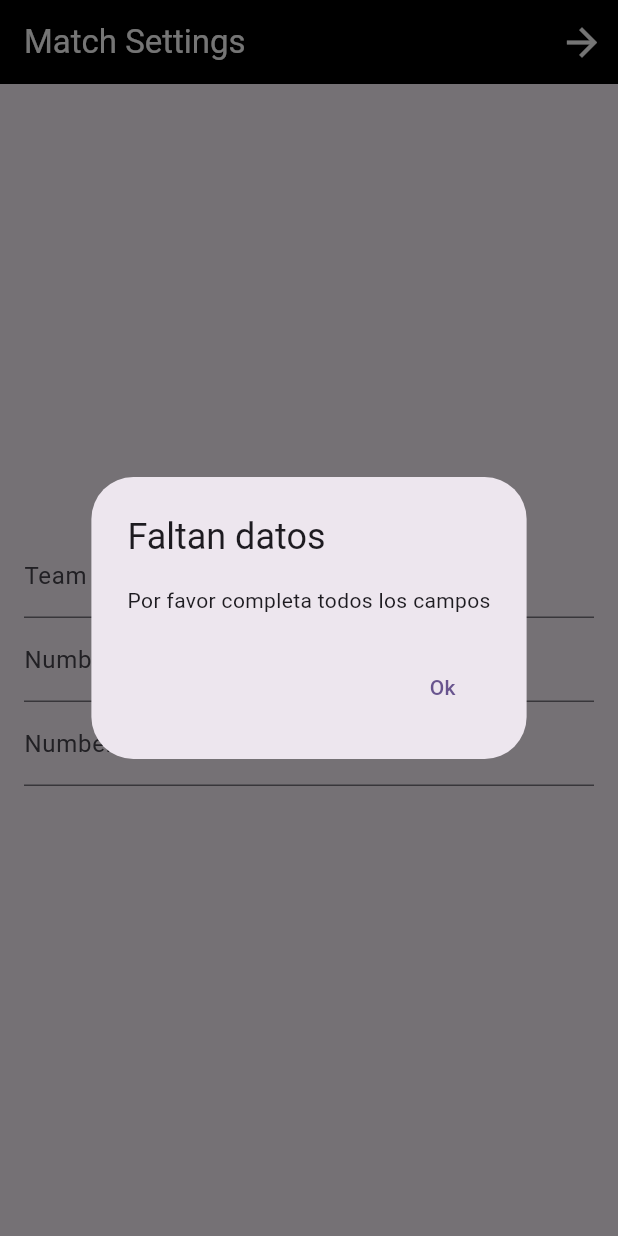
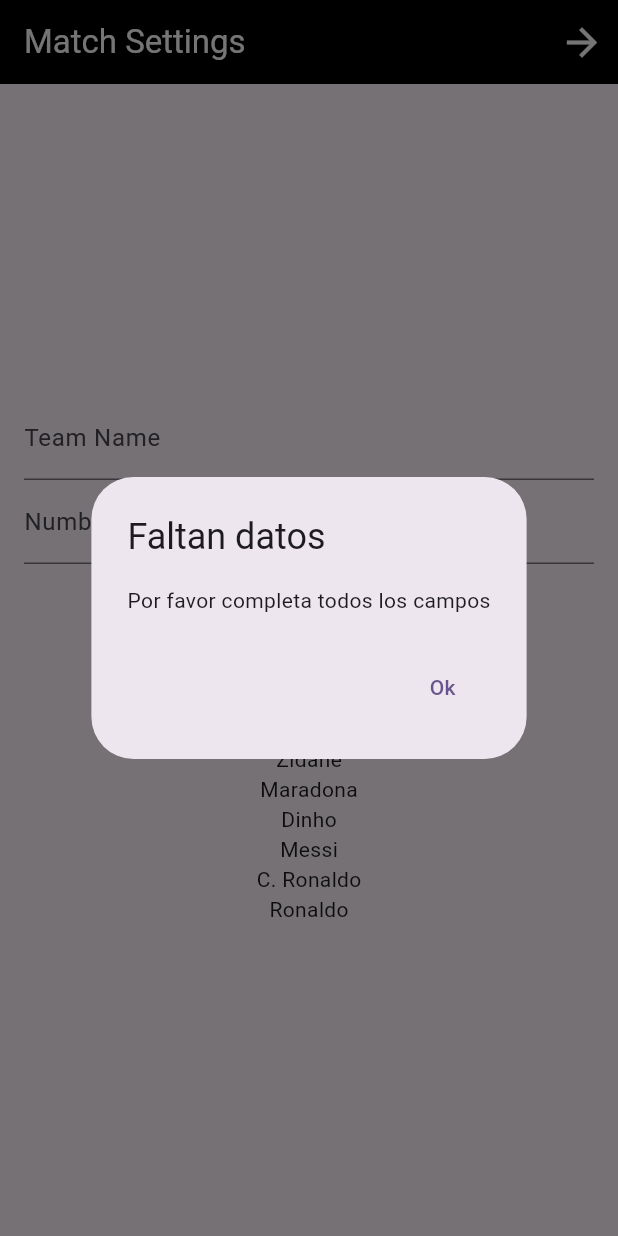
Before and after one commit to danieltelo95/soccer_fields, a Flutter app: the screen it shows after launch, after a tap on the "arrow forward" icon, on a phone screen of 412 x 824 dp. Run offline on Flutter 3.47's test engine with Material 3 defaults, Android fonts, the phone set to English and light mode, and no system bars.

Commit message:
list of players

```diff
--- a/app/lib/match_settings.dart
+++ b/app/lib/match_settings.dart
@@ -9,10 +9,22 @@ class MatchSettings extends StatefulWidget {
 }
 
 class _MatchSettingsState extends State<MatchSettings> {
-  final Map<String, TextEditingController> controllers = {
+  final Map<String, dynamic> controllers = {
     "Team A Name": TextEditingController(),
-    "Number field players": TextEditingController(),
-    "Number bench players": TextEditingController(),
+    "Number of players": TextEditingController(),
+    "Atendees": [
+      'Kahn',
+      'Cafu',
+      'Puyol',
+      'Ramos',
+      'Zanetti',
+      'Zidane',
+      'Maradona',
+      'Dinho',
+      'Messi',
+      'C. Ronaldo',
+      'Ronaldo',
+    ]
   };
 
   @override
@@ -34,8 +46,7 @@ class _MatchSettingsState extends State<MatchSettings> {
                     builder: (BuildContext context) {
                       return AlertDialog(
                         title: const Text("Faltan datos"),
-                      content:
-                          const Text("Por favor completa todos los campos"),
+                        content: const Text("Por favor completa todos los campos"),
                         actions: <Widget>[
                           TextButton(
                               child: const Text("Ok"),
@@ -47,19 +58,36 @@ class _MatchSettingsState extends State<MatchSettings> {
                     },
                   );
                 } else {
+                  if (controllers["Number of players"]!.text.isEmpty ||
+                      int.parse(controllers["Number of players"]!.text) < 12 ||
+                      int.parse(controllers["Number of players"]!.text) > 40) {
+                    showDialog(
+                      context: context,
+                      builder: (BuildContext context) {
+                        return AlertDialog(
+                          title: const Text("Número de jugadores incorrecto"),
+                          content: const Text("El número de jugadores debe estar entre 6 y 40"),
+                          actions: <Widget>[
+                            TextButton(
+                              child: const Text("Ok"),
+                              onPressed: () {
+                                Navigator.of(context).pop();
+                              },
+                            )
+                          ],
+                        );
+                      },
+                    );
+                  } else {
                     try {
                       Map<String, dynamic> matchSettings = {
                         "teamName": controllers["Team A Name"]!.text,
-                    "nPlayersField":
-                        int.parse(controllers["Number field players"]!.text),
-                    "nPlayersBench":
-                        int.parse(controllers["Number bench players"]!.text),
+                        "Atendees": controllers["Atendees"],
+                        "nPlayers": int.parse(controllers["Number of players"]!.text),
                       };
                       Navigator.push(
                         context,
-                    MaterialPageRoute(
-                        builder: (context) =>
-                            TacticsPanel(matchSettings: matchSettings)),
+                        MaterialPageRoute(builder: (context) => TacticsPanel(matchSettings: matchSettings)),
                       );
                     } catch (e) {
                       showDialog(
@@ -80,8 +108,9 @@ class _MatchSettingsState extends State<MatchSettings> {
                       );
                     }
                   }
-            },
-          )
+                }
+                ;
+              })
         ],
       ),
       body: Center(
@@ -98,18 +127,17 @@ class _MatchSettingsState extends State<MatchSettings> {
                 ),
               ),
               TextField(
-                controller: controllers["Number field players"],
+                controller: controllers["Number of players"],
                 decoration: const InputDecoration(
-                  labelText: "Number field players",
-                  hintText: "Number field players",
+                  labelText: "Number of players",
+                  hintText: "Between 12 and 40",
                 ),
               ),
-              TextField(
-                controller: controllers["Number bench players"],
-                decoration: const InputDecoration(
-                  labelText: "Number bench players",
-                  hintText: "Number bench players",
-                ),
+              const SizedBox(height: 20),
+              Column(
+                children: [
+                  for (var player in controllers["Atendees"]!) Text(player),
+                ],
               ),
             ],
           ),
```
Also changed, not shown: app/lib/tactics/utils.dart (+20 -14 lines), app/lib/tactics_panel.dart (+33 -10 lines), app/lib/match.dart (deleted), app/pubspec.lock. Lines whose indentation alone changed are shown as unchanged.
